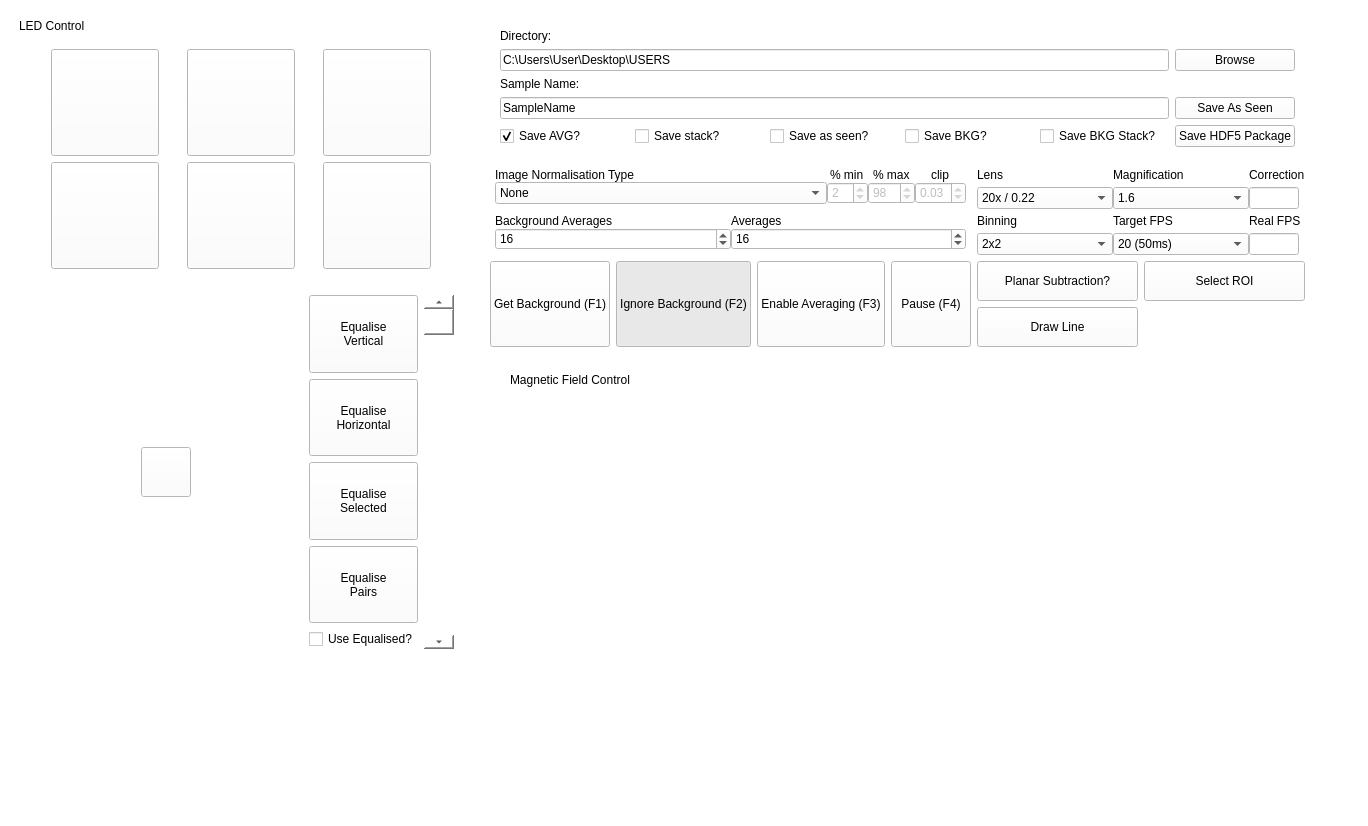
Qt form res/ArtieLab.ui (artiepoole/SpintronicsMOKE) before a commit.
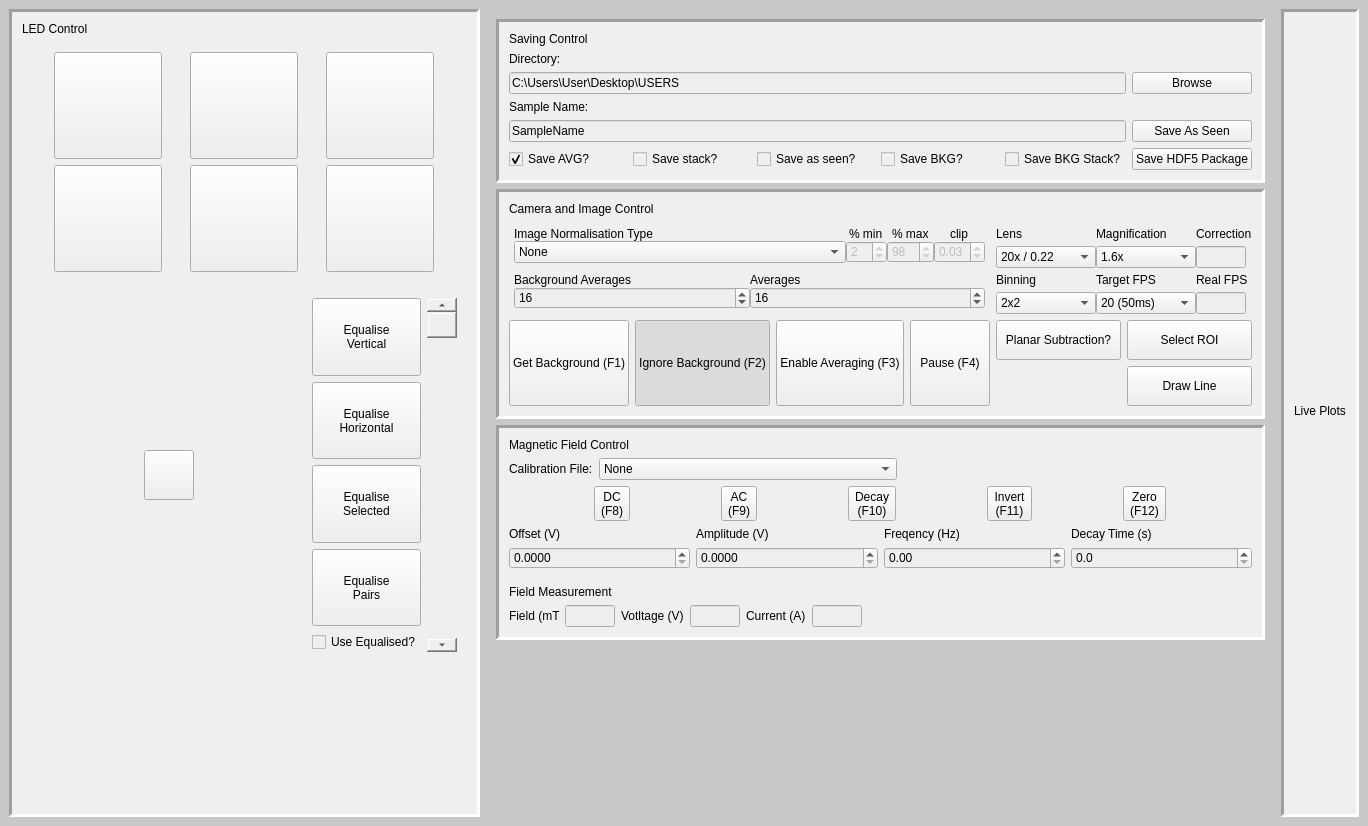
The same form after that commit. Icons and pictures are not drawn.

Diff of the .ui file:
```diff
--- a/res/ArtieLab.ui
+++ b/res/ArtieLab.ui
@@ -21,10 +21,23 @@
     <bool>false</bool>
    </property>
    <property name="styleSheet">
-    <string notr="true">background-color: rgba(255, 255, 255, 1); </string>
+    <string notr="true">background-color: rgba(200,200,200,1)</string>
    </property>
    <layout class="QHBoxLayout" name="horizontalLayout">
     <item>
+     <widget class="QFrame" name="FRAME_LEDCONTROL">
+      <property name="styleSheet">
+       <string notr="true">background-color: rgba(239,239,239,1)</string>
+      </property>
+      <property name="frameShape">
+       <enum>QFrame::Panel</enum>
+      </property>
+      <property name="frameShadow">
+       <enum>QFrame::Sunken</enum>
+      </property>
+      <property name="lineWidth">
+       <number>3</number>
+      </property>
      <layout class="QGridLayout" name="LEDCONTROL" rowstretch="1,0,0,0,0">
       <property name="leftMargin">
        <number>10</number>
@@ -786,6 +799,7 @@
        </widget>
       </item>
      </layout>
+     </widget>
     </item>
     <item>
      <layout class="QVBoxLayout" name="RHSLAYOUT">
@@ -802,6 +816,19 @@
        <number>10</number>
       </property>
       <item>
+       <widget class="QFrame" name="FRAME_SAVING">
+        <property name="styleSheet">
+         <string notr="true">background-color: rgba(239,239,239,1)</string>
+        </property>
+        <property name="frameShape">
+         <enum>QFrame::Panel</enum>
+        </property>
+        <property name="frameShadow">
+         <enum>QFrame::Sunken</enum>
+        </property>
+        <property name="lineWidth">
+         <number>3</number>
+        </property>
        <layout class="QGridLayout" name="FILEGRID">
         <property name="leftMargin">
          <number>10</number>
@@ -909,11 +936,46 @@
           </property>
          </widget>
         </item>
-       </layout>
+         <item row="0" column="0">
+          <widget class="QLabel" name="label_12">
+           <property name="text">
+            <string>Saving Control</string>
+           </property>
+          </widget>
+         </item>
+        </layout>
+       </widget>
       </item>
       <item>
+       <widget class="QFrame" name="FRAME_CAMERA">
+        <property name="styleSheet">
+         <string notr="true">background-color: rgba(239,239,239,1)</string>
+        </property>
+        <property name="frameShape">
+         <enum>QFrame::Panel</enum>
+        </property>
+        <property name="frameShadow">
+         <enum>QFrame::Sunken</enum>
+        </property>
+        <property name="lineWidth">
+         <number>3</number>
+        </property>
        <layout class="QGridLayout" name="CAMERAPARENTGRID">
         <property name="leftMargin">
+          <number>10</number>
+         </property>
+         <property name="topMargin">
+          <number>10</number>
+         </property>
+         <property name="rightMargin">
+          <number>10</number>
+         </property>
+         <property name="bottomMargin">
+          <number>10</number>
+         </property>
+         <item row="2" column="0">
+          <layout class="QHBoxLayout" name="CAMCONTROLBUTTONGRID">
+           <property name="leftMargin">
          <number>0</number>
         </property>
         <property name="topMargin">
@@ -925,7 +987,133 @@
         <property name="bottomMargin">
          <number>0</number>
         </property>
-        <item row="0" column="0">
+           <item>
+            <widget class="QPushButton" name="button_measure_background">
+             <property name="sizePolicy">
+              <sizepolicy hsizetype="Minimum" vsizetype="Fixed">
+               <horstretch>0</horstretch>
+               <verstretch>0</verstretch>
+              </sizepolicy>
+             </property>
+             <property name="minimumSize">
+              <size>
+               <width>0</width>
+               <height>80</height>
+              </size>
+             </property>
+             <property name="maximumSize">
+              <size>
+               <width>200</width>
+               <height>120</height>
+              </size>
+             </property>
+             <property name="text">
+              <string>Get Background (F1)</string>
+             </property>
+             <property name="shortcut">
+              <string>F1</string>
+             </property>
+            </widget>
+           </item>
+           <item>
+            <widget class="QPushButton" name="button_display_subtraction">
+             <property name="sizePolicy">
+              <sizepolicy hsizetype="Minimum" vsizetype="Fixed">
+               <horstretch>0</horstretch>
+               <verstretch>0</verstretch>
+              </sizepolicy>
+             </property>
+             <property name="minimumSize">
+              <size>
+               <width>0</width>
+               <height>80</height>
+              </size>
+             </property>
+             <property name="maximumSize">
+              <size>
+               <width>200</width>
+               <height>120</height>
+              </size>
+             </property>
+             <property name="text">
+              <string>Ignore Background (F2)</string>
+             </property>
+             <property name="shortcut">
+              <string>F2</string>
+             </property>
+             <property name="checkable">
+              <bool>true</bool>
+             </property>
+             <property name="checked">
+              <bool>true</bool>
+             </property>
+            </widget>
+           </item>
+           <item>
+            <widget class="QPushButton" name="button_toggle_averaging">
+             <property name="sizePolicy">
+              <sizepolicy hsizetype="Minimum" vsizetype="Fixed">
+               <horstretch>0</horstretch>
+               <verstretch>0</verstretch>
+              </sizepolicy>
+             </property>
+             <property name="minimumSize">
+              <size>
+               <width>0</width>
+               <height>80</height>
+              </size>
+             </property>
+             <property name="maximumSize">
+              <size>
+               <width>200</width>
+               <height>120</height>
+              </size>
+             </property>
+             <property name="text">
+              <string>Enable Averaging (F3)</string>
+             </property>
+             <property name="shortcut">
+              <string>F3</string>
+             </property>
+             <property name="checkable">
+              <bool>true</bool>
+             </property>
+            </widget>
+           </item>
+           <item>
+            <widget class="QPushButton" name="button_pause_camera">
+             <property name="sizePolicy">
+              <sizepolicy hsizetype="Minimum" vsizetype="Fixed">
+               <horstretch>0</horstretch>
+               <verstretch>0</verstretch>
+              </sizepolicy>
+             </property>
+             <property name="minimumSize">
+              <size>
+               <width>0</width>
+               <height>80</height>
+              </size>
+             </property>
+             <property name="maximumSize">
+              <size>
+               <width>200</width>
+               <height>120</height>
+              </size>
+             </property>
+             <property name="text">
+              <string>Pause (F4)</string>
+             </property>
+             <property name="shortcut">
+              <string>F4</string>
+             </property>
+             <property name="checkable">
+              <bool>true</bool>
+             </property>
+            </widget>
+           </item>
+          </layout>
+         </item>
+         <item row="1" column="0">
          <layout class="QGridLayout" name="CAMCONTROL1GRID">
           <property name="leftMargin">
            <number>0</number>
@@ -1137,7 +1325,7 @@
           </item>
          </layout>
         </item>
-        <item row="0" column="1">
+         <item row="1" column="1">
          <layout class="QVBoxLayout" name="METAPARENTGRID">
           <property name="spacing">
            <number>0</number>
@@ -1166,7 +1354,17 @@
              <widget class="QComboBox" name="combo_magnification">
               <item>
                <property name="text">
-                <string>1.6</string>
+                 <string>1.6x</string>
+                </property>
+               </item>
+               <item>
+                <property name="text">
+                 <string>2.5x</string>
+                </property>
+               </item>
+               <item>
+                <property name="text">
+                 <string>4x</string>
                </property>
               </item>
              </widget>
@@ -1365,161 +1563,8 @@
           </item>
          </layout>
         </item>
-        <item row="1" column="0">
-         <layout class="QHBoxLayout" name="CAMCONTROLBUTTONGRID">
-          <property name="leftMargin">
-           <number>0</number>
-          </property>
-          <property name="topMargin">
-           <number>0</number>
-          </property>
-          <property name="rightMargin">
-           <number>0</number>
-          </property>
-          <property name="bottomMargin">
-           <number>0</number>
-          </property>
-          <item>
-           <widget class="QPushButton" name="button_measure_background">
-            <property name="sizePolicy">
-             <sizepolicy hsizetype="Minimum" vsizetype="Fixed">
-              <horstretch>0</horstretch>
-              <verstretch>0</verstretch>
-             </sizepolicy>
-            </property>
-            <property name="minimumSize">
-             <size>
-              <width>0</width>
-              <height>80</height>
-             </size>
-            </property>
-            <property name="maximumSize">
-             <size>
-              <width>200</width>
-              <height>120</height>
-             </size>
-            </property>
-            <property name="text">
-             <string>Get Background (F1)</string>
-            </property>
-            <property name="shortcut">
-             <string>F1</string>
-            </property>
-           </widget>
-          </item>
-          <item>
-           <widget class="QPushButton" name="button_display_subtraction">
-            <property name="sizePolicy">
-             <sizepolicy hsizetype="Minimum" vsizetype="Fixed">
-              <horstretch>0</horstretch>
-              <verstretch>0</verstretch>
-             </sizepolicy>
-            </property>
-            <property name="minimumSize">
-             <size>
-              <width>0</width>
-              <height>80</height>
-             </size>
-            </property>
-            <property name="maximumSize">
-             <size>
-              <width>200</width>
-              <height>120</height>
-             </size>
-            </property>
-            <property name="text">
-             <string>Ignore Background (F2)</string>
-            </property>
-            <property name="shortcut">
-             <string>F2</string>
-            </property>
-            <property name="checkable">
-             <bool>true</bool>
-            </property>
-            <property name="checked">
-             <bool>true</bool>
-            </property>
-           </widget>
-          </item>
-          <item>
-           <widget class="QPushButton" name="button_toggle_averaging">
-            <property name="sizePolicy">
-             <sizepolicy hsizetype="Minimum" vsizetype="Fixed">
-              <horstretch>0</horstretch>
-              <verstretch>0</verstretch>
-             </sizepolicy>
-            </property>
-            <property name="minimumSize">
-             <size>
-              <width>0</width>
-              <height>80</height>
-             </size>
-            </property>
-            <property name="maximumSize">
-             <size>
-              <width>200</width>
-              <height>120</height>
-             </size>
-            </property>
-            <property name="text">
-             <string>Enable Averaging (F3)</string>
-            </property>
-            <property name="shortcut">
-             <string>F3</string>
-            </property>
-            <property name="checkable">
-             <bool>true</bool>
-            </property>
-           </widget>
-          </item>
-          <item>
-           <widget class="QPushButton" name="button_pause_camera">
-            <property name="sizePolicy">
-             <sizepolicy hsizetype="Minimum" vsizetype="Fixed">
-              <horstretch>0</horstretch>
-              <verstretch>0</verstretch>
-             </sizepolicy>
-            </property>
-            <property name="minimumSize">
-             <size>
-              <width>0</width>
-              <height>80</height>
-             </size>
-            </property>
-            <property name="maximumSize">
-             <size>
-              <width>200</width>
-              <height>120</height>
-             </size>
-            </property>
-            <property name="text">
-             <string>Pause (F4)</string>
-            </property>
-            <property name="shortcut">
-             <string>F4</string>
-            </property>
-            <property name="checkable">
-             <bool>true</bool>
-            </property>
-           </widget>
-          </item>
-         </layout>
-        </item>
-        <item row="1" column="1">
+         <item row="2" column="1">
          <layout class="QGridLayout" name="gridLayout_5">
-          <item row="0" column="0">
-           <widget class="QPushButton" name="button_planar_subtraction">
-            <property name="minimumSize">
-             <size>
-              <width>0</width>
-              <height>40</height>
-             </size>
-            </property>
-            <property name="text">
-             <string>Planar Subtraction?</string>
-            </property>
-           </widget>
-          </item>
           <item row="0" column="1">
            <widget class="QPushButton" name="button_ROI_select">
             <property name="minimumSize">
@@ -1533,7 +1578,20 @@
             </property>
            </widget>
           </item>
-          <item row="1" column="0">
+           <item row="0" column="0">
+            <widget class="QPushButton" name="button_planar_subtraction">
+             <property name="minimumSize">
+              <size>
+               <width>0</width>
+               <height>40</height>
+              </size>
+             </property>
+             <property name="text">
+              <string>Planar Subtraction?</string>
+             </property>
+            </widget>
+           </item>
+           <item row="1" column="1">
            <widget class="QPushButton" name="pushButton">
             <property name="minimumSize">
              <size>
@@ -1548,33 +1606,413 @@
           </item>
          </layout>
         </item>
-       </layout>
+         <item row="0" column="0">
+          <widget class="QLabel" name="label_13">
+           <property name="text">
+            <string>Camera and Image Control</string>
+           </property>
+          </widget>
+         </item>
+        </layout>
+       </widget>
       </item>
       <item>
-       <layout class="QGridLayout" name="gridLayout">
+       <widget class="QFrame" name="FRAME_MAGCONTROL">
+        <property name="styleSheet">
+         <string notr="true">background-color: rgba(239,239,239,1)</string>
+        </property>
+        <property name="frameShape">
+         <enum>QFrame::Panel</enum>
+        </property>
+        <property name="frameShadow">
+         <enum>QFrame::Sunken</enum>
+        </property>
+        <property name="lineWidth">
+         <number>3</number>
+        </property>
+        <layout class="QGridLayout" name="MAGNETICFIELDOUTERLAYOUT">
         <property name="leftMargin">
          <number>10</number>
         </property>
         <property name="topMargin">
          <number>10</number>
         </property>
+         <property name="rightMargin">
+          <number>10</number>
+         </property>
+         <property name="bottomMargin">
+          <number>10</number>
+         </property>
+         <item row="2" column="0">
+          <layout class="QVBoxLayout" name="MAGBUTTONSTACK">
+           <property name="bottomMargin">
+            <number>10</number>
+           </property>
+           <item>
+            <layout class="QHBoxLayout" name="MAGBUTTONHORZ">
+             <item>
+              <widget class="QToolButton" name="toolButton">
+               <property name="text">
+                <string>DC
+(F8)</string>
+               </property>
+              </widget>
+             </item>
+             <item>
+              <widget class="QToolButton" name="toolButton_2">
+               <property name="text">
+                <string>AC
+(F9)</string>
+               </property>
+              </widget>
+             </item>
+             <item>
+              <widget class="QToolButton" name="toolButton_3">
+               <property name="text">
+                <string>Decay
+(F10)</string>
+               </property>
+              </widget>
+             </item>
+             <item>
+              <widget class="QToolButton" name="toolButton_5">
+               <property name="text">
+                <string>Invert
+(F11)</string>
+               </property>
+              </widget>
+             </item>
+             <item>
+              <widget class="QToolButton" name="toolButton_4">
+               <property name="text">
+                <string>Zero
+(F12)</string>
+               </property>
+              </widget>
+             </item>
+            </layout>
+           </item>
+           <item>
+            <layout class="QGridLayout" name="MAGSPINFORM">
+             <item row="1" column="0">
+              <widget class="QDoubleSpinBox" name="doubleSpinBox">
+               <property name="decimals">
+                <number>4</number>
+               </property>
+               <property name="maximum">
+                <double>10.000000000000000</double>
+               </property>
+               <property name="singleStep">
+                <double>0.100000000000000</double>
+               </property>
+              </widget>
+             </item>
+             <item row="1" column="2">
+              <widget class="QDoubleSpinBox" name="doubleSpinBox_3">
+               <property name="decimals">
+                <number>2</number>
+               </property>
+               <property name="maximum">
+                <double>100.000000000000000</double>
+               </property>
+               <property name="singleStep">
+                <double>0.100000000000000</double>
+               </property>
+              </widget>
+             </item>
+             <item row="1" column="1">
+              <widget class="QDoubleSpinBox" name="doubleSpinBox_2">
+               <property name="decimals">
+                <number>4</number>
+               </property>
+               <property name="maximum">
+                <double>10.000000000000000</double>
+               </property>
+               <property name="singleStep">
+                <double>0.100000000000000</double>
+               </property>
+              </widget>
+             </item>
+             <item row="1" column="3">
+              <widget class="QDoubleSpinBox" name="doubleSpinBox_4">
+               <property name="decimals">
+                <number>1</number>
+               </property>
+               <property name="maximum">
+                <double>1000.000000000000000</double>
+               </property>
+              </widget>
+             </item>
         <item row="0" column="0">
-         <layout class="QGridLayout" name="gridLayout_2">
+              <widget class="QLabel" name="label_3">
+               <property name="text">
+                <string>Offset (V)</string>
+               </property>
+              </widget>
+             </item>
+             <item row="0" column="1">
+              <widget class="QLabel" name="label_4">
+               <property name="text">
+                <string>Amplitude (V)</string>
+               </property>
+              </widget>
+             </item>
+             <item row="0" column="2">
+              <widget class="QLabel" name="label_5">
+               <property name="text">
+                <string>Freqency (Hz)</string>
+               </property>
+              </widget>
+             </item>
+             <item row="0" column="3">
+              <widget class="QLabel" name="label_6">
+               <property name="text">
+                <string>Decay Time (s)</string>
+               </property>
+              </widget>
+             </item>
+            </layout>
+           </item>
+          </layout>
+         </item>
+         <item row="1" column="0">
+          <layout class="QHBoxLayout" name="MAGCALLAYOUT">
           <property name="leftMargin">
-           <number>10</number>
+            <number>0</number>
           </property>
           <property name="topMargin">
-           <number>10</number>
-          </property>
+            <number>0</number>
+           </property>
+           <property name="rightMargin">
+            <number>0</number>
+           </property>
+           <property name="bottomMargin">
+            <number>0</number>
+           </property>
+           <item>
+            <widget class="QLabel" name="label_2">
+             <property name="maximumSize">
+              <size>
+               <width>16777215</width>
+               <height>25</height>
+              </size>
+             </property>
+             <property name="text">
+              <string>Calibration File:</string>
+             </property>
+            </widget>
+           </item>
+           <item>
+            <widget class="QComboBox" name="comboBox">
+             <property name="maximumSize">
+              <size>
+               <width>16777215</width>
+               <height>25</height>
+              </size>
+             </property>
+             <item>
+              <property name="text">
+               <string>None</string>
+              </property>
+             </item>
+             <item>
+              <property name="text">
+               <string>Big perpendicular magnet - cone-shaped bolt</string>
+              </property>
+             </item>
+             <item>
+              <property name="text">
+               <string>Big perpendicular magnet - shallow bolt</string>
+              </property>
+             </item>
+             <item>
+              <property name="text">
+               <string>Perpendicular magnet - cone pole</string>
+              </property>
+             </item>
+             <item>
+              <property name="text">
+               <string>Perpendicular magnet - flat pole</string>
+              </property>
+             </item>
+             <item>
+              <property name="text">
+               <string>Rotatable magnet - high field pole shoes - big coil</string>
+              </property>
+             </item>
+             <item>
+              <property name="text">
+               <string>Rotatable magnet - no pole shoes - big coil</string>
+              </property>
+             </item>
+             <item>
+              <property name="text">
+               <string>Rotatable magnet - no pole shoes - small coil</string>
+              </property>
+             </item>
+             <item>
+              <property name="text">
+               <string>Rotatable magnet - split pole shoes - big coil</string>
+              </property>
+             </item>
+             <item>
+              <property name="text">
+               <string>Rotatable magnet - split pole shoes - small coil</string>
+              </property>
+             </item>
+            </widget>
+           </item>
+           <item>
+            <spacer name="horizontalSpacer">
+             <property name="orientation">
+              <enum>Qt::Horizontal</enum>
+             </property>
+             <property name="sizeHint" stdset="0">
+              <size>
+               <width>40</width>
+               <height>20</height>
+              </size>
+             </property>
+            </spacer>
+           </item>
+          </layout>
+         </item>
           <item row="0" column="0">
            <widget class="QLabel" name="label">
+           <property name="sizePolicy">
+            <sizepolicy hsizetype="Minimum" vsizetype="Minimum">
+             <horstretch>0</horstretch>
+             <verstretch>0</verstretch>
+            </sizepolicy>
+           </property>
+           <property name="maximumSize">
+            <size>
+             <width>16777215</width>
+             <height>15</height>
+            </size>
+           </property>
             <property name="text">
              <string>Magnetic Field Control</string>
             </property>
            </widget>
           </item>
-          <item row="4" column="0">
-           <spacer name="verticalSpacer_5">
+         <item row="3" column="0">
+          <layout class="QVBoxLayout" name="verticalLayout">
+           <property name="bottomMargin">
+            <number>0</number>
+           </property>
+           <item>
+            <widget class="QLabel" name="label_7">
+             <property name="text">
+              <string>Field Measurement</string>
+             </property>
+            </widget>
+           </item>
+           <item>
+            <layout class="QHBoxLayout" name="horizontalLayout_3">
+             <property name="bottomMargin">
+              <number>0</number>
+             </property>
+             <item>
+              <widget class="QLabel" name="label_8">
+               <property name="maximumSize">
+                <size>
+                 <width>50</width>
+                 <height>16777215</height>
+                </size>
+               </property>
+               <property name="text">
+                <string>Field (mT)</string>
+               </property>
+              </widget>
+             </item>
+             <item>
+              <widget class="QLineEdit" name="lineEdit">
+               <property name="maximumSize">
+                <size>
+                 <width>50</width>
+                 <height>16777215</height>
+                </size>
+               </property>
+               <property name="readOnly">
+                <bool>true</bool>
+               </property>
+              </widget>
+             </item>
+             <item>
+              <widget class="QLabel" name="label_10">
+               <property name="maximumSize">
+                <size>
+                 <width>80</width>
+                 <height>16777215</height>
+                </size>
+               </property>
+               <property name="text">
+                <string>Votltage (V)</string>
+               </property>
+              </widget>
+             </item>
+             <item>
+              <widget class="QLineEdit" name="lineEdit_3">
+               <property name="maximumSize">
+                <size>
+                 <width>50</width>
+                 <height>16777215</height>
+                </size>
+               </property>
+               <property name="readOnly">
+                <bool>true</bool>
+               </property>
+              </widget>
+             </item>
+             <item>
+              <widget class="QLabel" name="label_9">
+               <property name="maximumSize">
+                <size>
+                 <width>80</width>
+                 <height>16777215</height>
+                </size>
+               </property>
+               <property name="text">
+                <string>Current (A)</string>
+               </property>
+              </widget>
+             </item>
+             <item>
+              <widget class="QLineEdit" name="lineEdit_2">
+               <property name="maximumSize">
+                <size>
+                 <width>50</width>
+                 <height>16777215</height>
+                </size>
+               </property>
+               <property name="readOnly">
+                <bool>true</bool>
+               </property>
+              </widget>
+             </item>
+             <item>
+              <spacer name="horizontalSpacer_2">
+               <property name="orientation">
+                <enum>Qt::Horizontal</enum>
+               </property>
+               <property name="sizeHint" stdset="0">
+                <size>
+                 <width>40</width>
+                 <height>20</height>
+                </size>
+               </property>
+              </spacer>
+             </item>
+            </layout>
+           </item>
+          </layout>
+         </item>
+        </layout>
+       </widget>
+      </item>
+      <item>
+       <spacer name="verticalSpacer_2">
             <property name="orientation">
              <enum>Qt::Vertical</enum>
             </property>
@@ -1588,44 +2026,40 @@
           </item>
          </layout>
         </item>
-       </layout>
-      </item>
-     </layout>
-    </item>
     <item>
+     <widget class="QFrame" name="FRAME_PLOTS">
+      <property name="styleSheet">
+       <string notr="true">background-color: rgba(239,239,239,1)</string>
+      </property>
+      <property name="frameShape">
+       <enum>QFrame::Panel</enum>
+      </property>
+      <property name="frameShadow">
+       <enum>QFrame::Sunken</enum>
+      </property>
+      <property name="lineWidth">
+       <number>3</number>
+      </property>
      <layout class="QGridLayout" name="PLOTGRID">
       <property name="sizeConstraint">
        <enum>QLayout::SetDefaultConstraint</enum>
       </property>
       <property name="leftMargin">
-       <number>20</number>
+        <number>10</number>
       </property>
       <property name="topMargin">
-       <number>20</number>
+        <number>10</number>
       </property>
       <property name="rightMargin">
-       <number>20</number>
+        <number>10</number>
       </property>
       <property name="bottomMargin">
-       <number>20</number>
+        <number>10</number>
+       </property>
+       <property name="verticalSpacing">
+        <number>15</number>
       </property>
       <item row="1" column="0">
-       <layout class="QVBoxLayout" name="layout_plot2">
-        <property name="leftMargin">
-         <number>2</number>
-        </property>
-        <property name="topMargin">
-         <number>2</number>
-        </property>
-        <property name="rightMargin">
-         <number>2</number>
-        </property>
-        <property name="bottomMargin">
-         <number>2</number>
-        </property>
-       </layout>
-      </item>
-      <item row="0" column="0">
        <layout class="QVBoxLayout" name="layout_plot1">
         <property name="leftMargin">
          <number>2</number>
@@ -1641,10 +2075,21 @@
         </property>
        </layout>
       </item>
-      <item row="2" column="0">
-       <layout class="QVBoxLayout" name="layout_plot3"/>
-      </item>
-     </layout>
+       <item row="0" column="0">
+        <widget class="QLabel" name="label_11">
+         <property name="maximumSize">
+          <size>
+           <width>16777215</width>
+           <height>20</height>
+          </size>
+         </property>
+         <property name="text">
+          <string>Live Plots</string>
+         </property>
+        </widget>
+       </item>
+      </layout>
+     </widget>
     </item>
    </layout>
   </widget>
```
Lines whose indentation alone changed are shown as unchanged.
